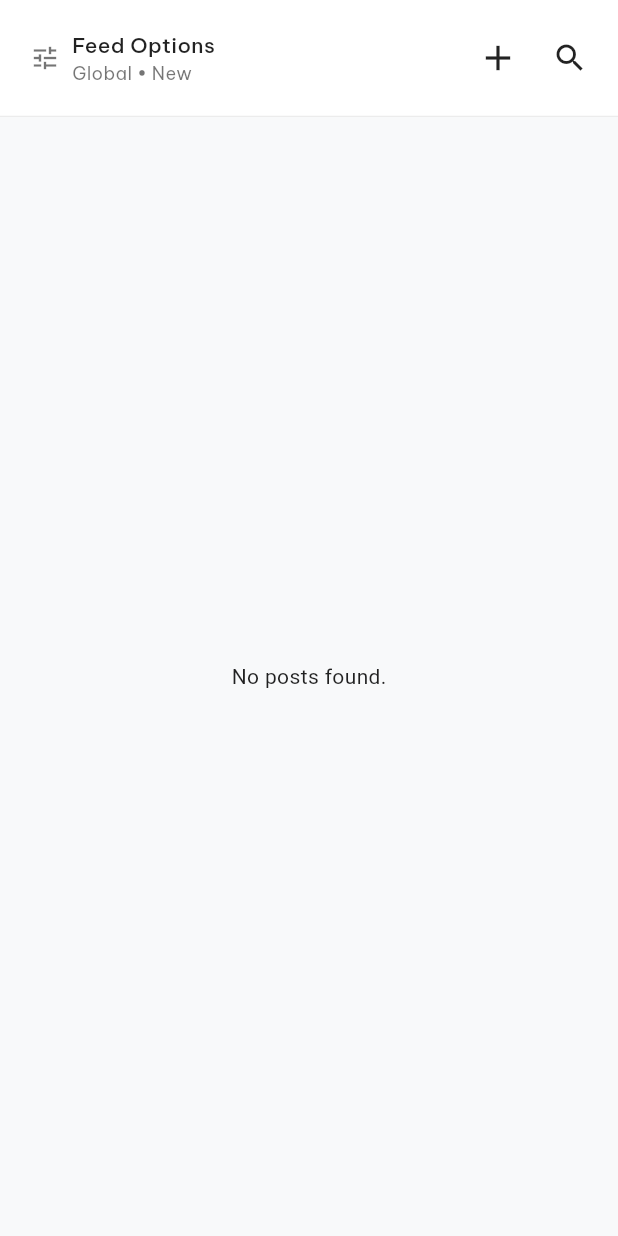
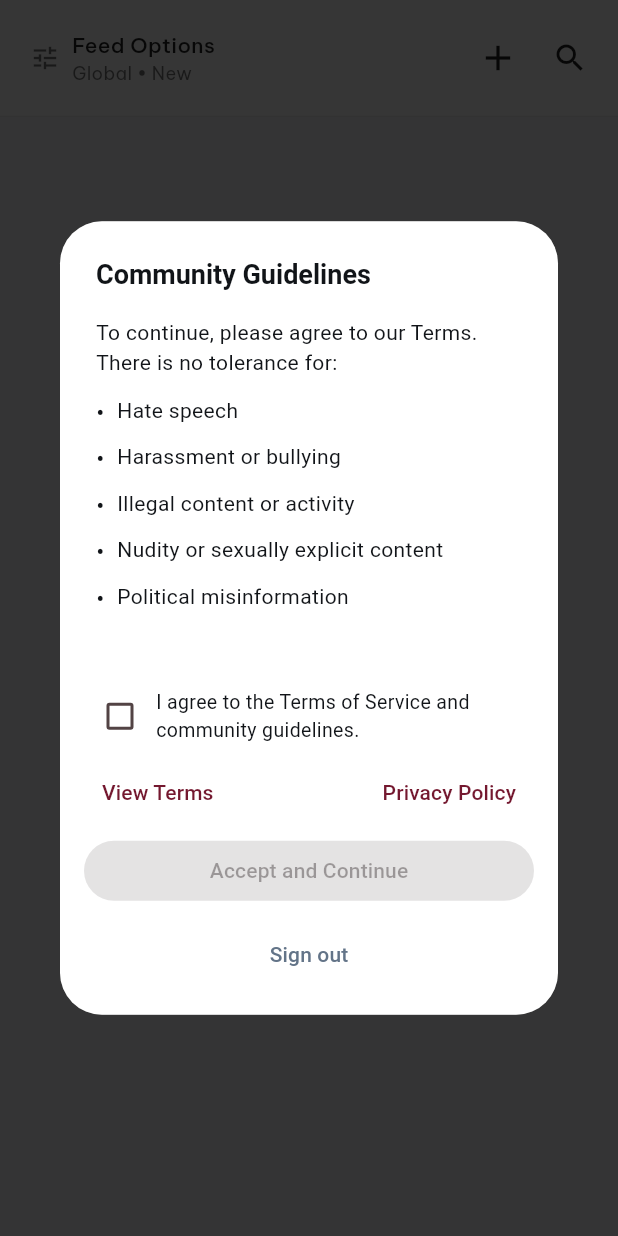
Before and after one commit to Mshvidobadze/state, a Flutter app: the HomeScreen screen opened by its route, on a phone screen of 412 x 824 dp. Run offline on Flutter 3.47's test engine with Material 3 defaults, Android fonts, the phone set to English and light mode, and no system bars; our stand-ins replace app_links, cloud_firestore, equatable, firebase_auth, firebase_core, firebase_messaging and 15 more; accounts and stored records are empty; project files that could hold a hidden picture were left out.

Commit message:
added accept terms popup

```diff
--- a/lib/core/constants/quotes.dart
+++ b/lib/core/constants/quotes.dart
@@ -4,7 +4,7 @@ class Quotes {
     '“Injustice anywhere is a threat to justice everywhere.” — Martin Luther King Jr.',
     '“Freedom is never more than one generation away from extinction.” — Ronald Reagan',
     '“What belongs to others is my duty, what is mine is my right.” — Ilia Chavchavadze',
-    '“The inviolability of private property … is recognized as the cornerstone of the future, and everything that limits and suffocates this inviolability is hardly tolerated by law.” — Ilia Chavchavadze',
+    '“The inviolability of private property is recognized as the cornerstone of the future, and everything that limits and suffocates this inviolability is hardly tolerated by law.” — Ilia Chavchavadze',
     '“True conservatism defends only that old which, in one’s sincere judgement, is still useful and necessary to life. True liberalism likewise rejects only that old which its time has consumed, which is no longer useful, and which blocks progress.” — Ilia Chavchavadze',
     '“Ignorance alone is not good, nor is viewing everything only through books.” — Ilia Chavchavadze',
     '“We can disagree and still love each other — unless your disagreement is rooted in my oppression.” — James Baldwin',
--- a/lib/features/auth/data/auth_repository_impl.dart
+++ b/lib/features/auth/data/auth_repository_impl.dart
@@ -139,6 +139,8 @@ class AuthRepositoryImpl implements AuthRepository {
           'email': email,
           'photoUrl': photoUrl,
           'phoneNumber': phoneNumber,
+          'hasAcceptedTerms': false,
+          'createdAt': FieldValue.serverTimestamp(),
         });
       }
     }
--- a/lib/features/home/ui/post_tile.dart
+++ b/lib/features/home/ui/post_tile.dart
@@ -321,7 +321,7 @@ class PostTile extends StatelessWidget {
 
   void _handleShare(BuildContext context) {
     final shareService = sl<ShareService>();
-    shareService.sharePost(post);
+    shareService.sharePost(context, post);
   }
 
   void _showPostOptions(BuildContext context) {
--- /dev/null
+++ b/lib/features/legal/ui/terms_acceptance_dialog.dart
@@ -0,0 +1,160 @@
+import 'package:flutter/material.dart';
+import 'package:url_launcher/url_launcher.dart';
+
+class TermsAcceptanceDialog extends StatefulWidget {
+  const TermsAcceptanceDialog({super.key});
+
+  @override
+  State<TermsAcceptanceDialog> createState() => _TermsAcceptanceDialogState();
+}
+
+class _TermsAcceptanceDialogState extends State<TermsAcceptanceDialog> {
+  bool _checked = false;
+
+  Future<void> _launch(String url) async {
+    final uri = Uri.parse(url);
+    if (await canLaunchUrl(uri)) {
+      await launchUrl(uri, mode: LaunchMode.platformDefault);
+    } else {
+      try {
+        await launchUrl(uri, mode: LaunchMode.externalApplication);
+      } catch (_) {}
+    }
+  }
+
+  @override
+  Widget build(BuildContext context) {
+    return AlertDialog(
+      backgroundColor: Colors.white,
+      title: const Text(
+        'Community Guidelines',
+        style: TextStyle(
+          color: Color(0xFF111418),
+          fontSize: 18,
+          fontWeight: FontWeight.bold,
+        ),
+      ),
+      content: SingleChildScrollView(
+        child: Column(
+          crossAxisAlignment: CrossAxisAlignment.start,
+          mainAxisSize: MainAxisSize.min,
+          children: const [
+            Text(
+              'To continue, please agree to our Terms. There is no tolerance for:',
+              style: TextStyle(
+                color: Color(0xFF111418),
+                fontSize: 14,
+                height: 1.4,
+              ),
+            ),
+            SizedBox(height: 8),
+            _Bullet('Hate speech'),
+            _Bullet('Harassment or bullying'),
+            _Bullet('Illegal content or activity'),
+            _Bullet('Nudity or sexually explicit content'),
+            _Bullet('Political misinformation'),
+            SizedBox(height: 12),
+          ],
+        ),
+      ),
+      actionsPadding: const EdgeInsets.fromLTRB(16, 0, 16, 16),
+      actions: [
+        Row(
+          children: [
+            Checkbox(
+              value: _checked,
+              onChanged: (v) => setState(() => _checked = v ?? false),
+            ),
+            Expanded(
+              child: InkWell(
+                onTap: () => setState(() => _checked = !_checked),
+                child: const Padding(
+                  padding: EdgeInsets.symmetric(vertical: 8),
+                  child: Text(
+                    'I agree to the Terms of Service and community guidelines.',
+                    style: TextStyle(
+                      color: Color(0xFF111418),
+                      fontSize: 13,
+                    ),
+                  ),
+                ),
+              ),
+            ),
+          ],
+        ),
+        Row(
+          mainAxisAlignment: MainAxisAlignment.spaceBetween,
+          children: [
+            TextButton(
+              onPressed: () => _launch('https://stateapp.net/terms-and-conditions'),
+              child: const Text(
+                'View Terms',
+                style: TextStyle(color: Color(0xFF74182f)),
+              ),
+            ),
+            TextButton(
+              onPressed: () => _launch('https://stateapp.net/privacy-policy'),
+              child: const Text(
+                'Privacy Policy',
+                style: TextStyle(color: Color(0xFF74182f)),
+              ),
+            ),
+          ],
+        ),
+        const SizedBox(height: 4),
+        Row(
+          children: [
+            Expanded(
+              child: ElevatedButton(
+                onPressed: _checked ? () => Navigator.of(context).pop(true) : null,
+                style: ElevatedButton.styleFrom(
+                  backgroundColor: const Color(0xFF74182f),
+                  foregroundColor: Colors.white,
+                ),
+                child: const Text('Accept and Continue'),
+              ),
+            ),
+          ],
+        ),
+        const SizedBox(height: 8),
+        Center(
+          child: TextButton(
+            onPressed: () => Navigator.of(context).pop(false),
+            child: const Text(
+              'Sign out',
+              style: TextStyle(color: Color(0xFF637488)),
+            ),
+          ),
+        ),
+      ],
+    );
+  }
+}
+
+class _Bullet extends StatelessWidget {
+  final String text;
+  const _Bullet(this.text);
+
+  @override
+  Widget build(BuildContext context) {
+    return Padding(
+      padding: const EdgeInsets.symmetric(vertical: 4),
+      child: Row(
+        crossAxisAlignment: CrossAxisAlignment.start,
+        children: [
+          const Text('•  ', style: TextStyle(fontSize: 16, color: Color(0xFF111418))),
+          Expanded(
+            child: Text(
+              text,
+              style: const TextStyle(
+                color: Color(0xFF111418),
+                fontSize: 14,
+                height: 1.4,
+              ),
+            ),
+          ),
+        ],
+      ),
+    );
+  }
+}
--- a/lib/features/postDetails/ui/widgets/post_content_section.dart
+++ b/lib/features/postDetails/ui/widgets/post_content_section.dart
@@ -155,7 +155,7 @@ class PostContentSection extends StatelessWidget {
                   icon: Icons.share_outlined,
                   label: '',
                   isActive: false,
-                  onPressed: () => _handleShare(),
+                  onPressed: () => _handleShare(context),
                   horizontalPadding: 8,
                 ),
               ],
@@ -202,9 +202,9 @@ class PostContentSection extends StatelessWidget {
     );
   }
 
-  void _handleShare() {
+  void _handleShare(BuildContext context) {
     final shareService = sl<ShareService>();
-    shareService.sharePost(post);
+    shareService.sharePost(context, post);
   }
 
   String _getTimeAgo(DateTime dateTime) {
```
Also changed, not shown: lib/core/services/share_service.dart (+18 -2 lines), lib/features/auth/ui/signin_screen.dart (+47 -12 lines), lib/features/home/ui/home_screen.dart (+40 -0 lines), lib/features/user/ui/user_screen.dart (+58 -0 lines).
